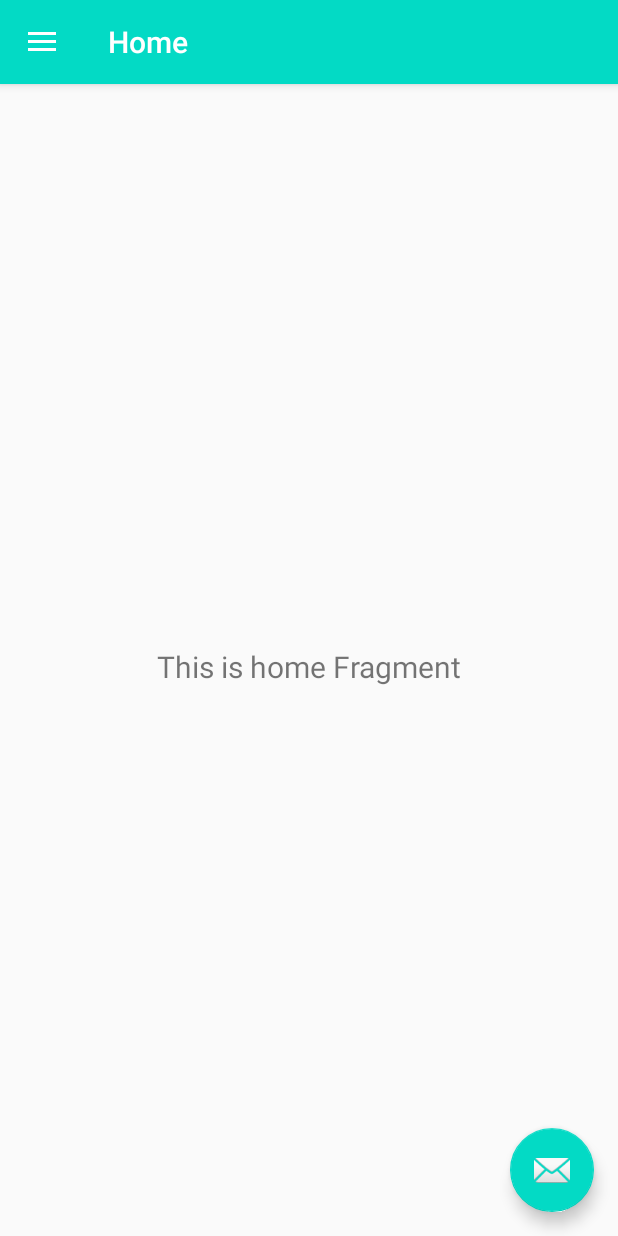
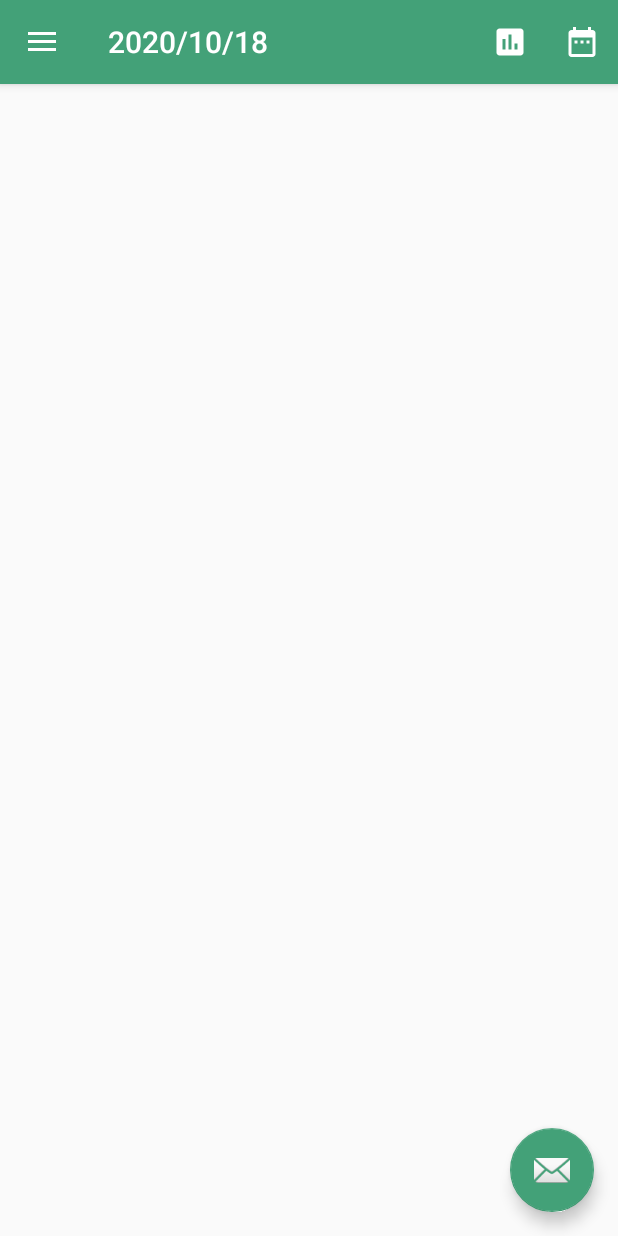
Before and after one commit to Xiaojiu666/Knowledge, an Android app: the screen it shows after launch (HomeActivity), on a phone screen of 412 x 824 dp. Run offline under Robolectric (Android 15) with nearby library versions, the phone set to English and light mode, and no system bars; our stand-ins replace ButterKnife, navigation-ui; 2 statements that could not run were skipped.

Commit message:
+ init HomeFragment

```diff
--- a/app/src/main/java/com/sn/accountbooks/HomeActivity.kt
+++ b/app/src/main/java/com/sn/accountbooks/HomeActivity.kt
@@ -1,33 +1,34 @@
 package com.sn.accountbooks
 
+import android.util.Log
+import android.view.Menu
 import androidx.appcompat.widget.Toolbar
 import androidx.drawerlayout.widget.DrawerLayout
+import androidx.navigation.NavController
 import androidx.navigation.findNavController
 import androidx.navigation.ui.AppBarConfiguration
+import androidx.navigation.ui.navigateUp
 import androidx.navigation.ui.setupActionBarWithNavController
 import androidx.navigation.ui.setupWithNavController
 import com.google.android.material.floatingactionbutton.FloatingActionButton
 import com.google.android.material.navigation.NavigationView
-import com.google.android.material.snackbar.Snackbar
-import com.gyf.immersionbar.ImmersionBar
 import com.sn.accountbooks.base.BaseAppCompatActivity
 
 class HomeActivity : BaseAppCompatActivity() {
     private lateinit var appBarConfiguration: AppBarConfiguration
 
+    //
     override fun init() {
     }
 
     override fun initView() {
         val toolbar: Toolbar = findViewById(R.id.toolbar)
-        toolbar?.title = ""
         setSupportActionBar(toolbar)
         val fab: FloatingActionButton = findViewById(R.id.fab)
         val drawerLayout: DrawerLayout = findViewById(R.id.drawer_layout)
         val navView: NavigationView = findViewById(R.id.nav_view)
         val navController = findNavController(R.id.nav_host_fragment)
-        // Passing each menu ID as a set of Ids because each
-        // menu should be considered as top level destinations.
+        // drawerlayout 不传入，代表 Toolbar 和 侧拉无管理。不显示Home 按键
         appBarConfiguration = AppBarConfiguration(
             setOf(
                 R.id.nav_home, R.id.nav_gallery, R.id.nav_slideshow
@@ -35,6 +36,14 @@ class HomeActivity : BaseAppCompatActivity() {
         )
         setupActionBarWithNavController(navController, appBarConfiguration)
         navView.setupWithNavController(navController)
+        // 动态修改左上角title
+        //TODO : BUG，如果监听放在set之前，监听无效
+        navController.addOnDestinationChangedListener { controller, destination, arguments ->
+            Log.e("navController", destination.label.toString());
+            Log.e("navController", destination.toString());
+            toolbar.title = getString(R.string.app_name)
+            toolbar.title = "2020/10/18"
+        }
     }
 
 
@@ -42,9 +51,14 @@ class HomeActivity : BaseAppCompatActivity() {
         return R.layout.activity_main
     }
 
-    override fun initStatusBar() {
-//        ImmersionBar.with(this)
-//            .titleBarMarginTop(R.id.toolbar) //可以为任意view
-//            .init()
+    override fun onCreateOptionsMenu(menu: Menu): Boolean {
+        // Inflate the menu; this adds items to the action bar if it is present.
+        menuInflater.inflate(R.menu.main, menu)
+        return true
+    }
+
+    override fun onSupportNavigateUp(): Boolean {
+        val navController = findNavController(R.id.nav_host_fragment)
+        return navController.navigateUp(appBarConfiguration) || super.onSupportNavigateUp()
     }
 }
--- a/app/src/main/java/com/sn/accountbooks/base/BaseAppCompatActivity.kt
+++ b/app/src/main/java/com/sn/accountbooks/base/BaseAppCompatActivity.kt
@@ -14,7 +14,6 @@ abstract class BaseAppCompatActivity : AppCompatActivity() {
         init()
         setContentView(setViewId())
         //绑定到butterKnife
-        initStatusBar()
         initView()
     }
 
@@ -24,7 +23,6 @@ abstract class BaseAppCompatActivity : AppCompatActivity() {
 
     abstract fun setViewId(): Int
 
-    abstract fun initStatusBar()
 
 
 }
--- /dev/null
+++ b/app/src/main/res/drawable/ic_baseline_assessment_24.xml
@@ -0,0 +1,5 @@
+<vector android:height="24dp" android:tint="#FFFFFF"
+    android:viewportHeight="24" android:viewportWidth="24"
+    android:width="24dp" xmlns:android="http://schemas.android.com/apk/res/android">
+    <path android:fillColor="@android:color/white" android:pathData="M19,3L5,3c-1.1,0 -2,0.9 -2,2v14c0,1.1 0.9,2 2,2h14c1.1,0 2,-0.9 2,-2L21,5c0,-1.1 -0.9,-2 -2,-2zM9,17L7,17v-7h2v7zM13,17h-2L11,7h2v10zM17,17h-2v-4h2v4z"/>
+</vector>
--- /dev/null
+++ b/app/src/main/res/drawable/ic_baseline_bar_chart_24.xml
@@ -0,0 +1,5 @@
+<vector android:height="24dp" android:tint="#FFFFFF"
+    android:viewportHeight="24" android:viewportWidth="24"
+    android:width="24dp" xmlns:android="http://schemas.android.com/apk/res/android">
+    <path android:fillColor="@android:color/white" android:pathData="M5,9.2h3L8,19L5,19zM10.6,5h2.8v14h-2.8zM16.2,13L19,13v6h-2.8z"/>
+</vector>
--- /dev/null
+++ b/app/src/main/res/drawable/ic_baseline_date_range_24.xml
@@ -0,0 +1,5 @@
+<vector android:height="24dp" android:tint="#FFFFFF"
+    android:viewportHeight="24" android:viewportWidth="24"
+    android:width="24dp" xmlns:android="http://schemas.android.com/apk/res/android">
+    <path android:fillColor="@android:color/white" android:pathData="M9,11L7,11v2h2v-2zM13,11h-2v2h2v-2zM17,11h-2v2h2v-2zM19,4h-1L18,2h-2v2L8,4L8,2L6,2v2L5,4c-1.11,0 -1.99,0.9 -1.99,2L3,20c0,1.1 0.89,2 2,2h14c1.1,0 2,-0.9 2,-2L21,6c0,-1.1 -0.9,-2 -2,-2zM19,20L5,20L5,9h14v11z"/>
+</vector>
--- a/app/src/main/res/drawable/ic_menu_camera.xml
+++ b/app/src/main/res/drawable/ic_menu_camera.xml
@@ -4,9 +4,9 @@
     android:viewportWidth="24.0"
     android:viewportHeight="24.0">
     <path
-        android:fillColor="#FF000000"
+        android:fillColor="#FFF"
         android:pathData="M12,12m-3.2,0a3.2,3.2 0,1 1,6.4 0a3.2,3.2 0,1 1,-6.4 0" />
     <path
-        android:fillColor="#FF000000"
+        android:fillColor="#FFF"
         android:pathData="M9,2L7.17,4H4c-1.1,0 -2,0.9 -2,2v12c0,1.1 0.9,2 2,2h16c1.1,0 2,-0.9 2,-2V6c0,-1.1 -0.9,-2 -2,-2h-3.17L15,2H9zm3,15c-2.76,0 -5,-2.24 -5,-5s2.24,-5 5,-5 5,2.24 5,5 -2.24,5 -5,5z" />
 </vector>
--- a/app/src/main/res/layout/base_toolbar.xml
+++ /dev/null
@@ -1,6 +0,0 @@
-<?xml version="1.0" encoding="utf-8"?>
-<androidx.constraintlayout.widget.ConstraintLayout
-    xmlns:android="http://schemas.android.com/apk/res/android" android:layout_width="match_parent"
-    android:layout_height="match_parent">
-
-</androidx.constraintlayout.widget.ConstraintLayout>
--- a/app/src/main/res/layout/fragment_home.xml
+++ b/app/src/main/res/layout/fragment_home.xml
@@ -3,20 +3,15 @@
     xmlns:app="http://schemas.android.com/apk/res-auto"
     xmlns:tools="http://schemas.android.com/tools"
     android:layout_width="match_parent"
-    android:layout_height="match_parent"
-    tools:context=".ui.home.HomeFragment">
+    android:layout_height="match_parent">
 
-    <TextView
-        android:id="@+id/text_home"
+    <androidx.constraintlayout.widget.ConstraintLayout
         android:layout_width="match_parent"
-        android:layout_height="wrap_content"
-        android:layout_marginStart="8dp"
-        android:layout_marginTop="8dp"
-        android:layout_marginEnd="8dp"
-        android:textAlignment="center"
-        android:textSize="20sp"
-        app:layout_constraintBottom_toBottomOf="parent"
+        android:layout_height="0dp"
         app:layout_constraintEnd_toEndOf="parent"
+        app:layout_constraintHeight_percent="0.3"
         app:layout_constraintStart_toStartOf="parent"
         app:layout_constraintTop_toTopOf="parent" />
+
+
 </androidx.constraintlayout.widget.ConstraintLayout>
--- a/app/src/main/res/menu/main.xml
+++ b/app/src/main/res/menu/main.xml
@@ -1,9 +1,21 @@
 <?xml version="1.0" encoding="utf-8"?>
 <menu xmlns:android="http://schemas.android.com/apk/res/android"
     xmlns:app="http://schemas.android.com/apk/res-auto">
+    <!--    <item-->
+    <!--        android:id="@+id/action_settings"-->
+    <!--        android:orderInCategory="100"-->
+    <!--        android:title="@string/action_settings"-->
+    <!--        app:showAsAction="never" />-->
+    <!-- "Mark Favorite", should appear as action button if possible -->
     <item
-        android:id="@+id/action_settings"
+        android:id="@+id/action_favorite"
+        android:icon="@drawable/ic_baseline_date_range_24"
         android:orderInCategory="100"
         android:title="@string/action_settings"
-        app:showAsAction="never" />
+        app:showAsAction="always" />
+    <item
+        android:id="@+id/action_chart"
+        android:icon="@drawable/ic_baseline_assessment_24"
+        android:title="@string/action_settings"
+        app:showAsAction="always" />
 </menu>
--- a/app/src/main/res/values/colors.xml
+++ b/app/src/main/res/values/colors.xml
@@ -4,7 +4,7 @@
     <color name="colorPrimaryDark">#3700B3</color>
     <color name="colorAccent">#03DAC5</color>
 
-    <color name="colorAppTheme">#03DAC5</color>
+    <color name="colorAppTheme">#43A178</color>
 
 
 </resources>
--- a/app/src/main/res/values/strings.xml
+++ b/app/src/main/res/values/strings.xml
@@ -7,7 +7,7 @@
     <string name="nav_header_desc">Navigation header</string>
     <string name="action_settings">Settings</string>
 
-    <string name="menu_home">Home</string>
+    <string name="menu_home">账本</string>
     <string name="menu_gallery">Gallery</string>
     <string name="menu_slideshow">Slideshow</string>
 </resources>
```
Also changed, not shown: 1 other file.
